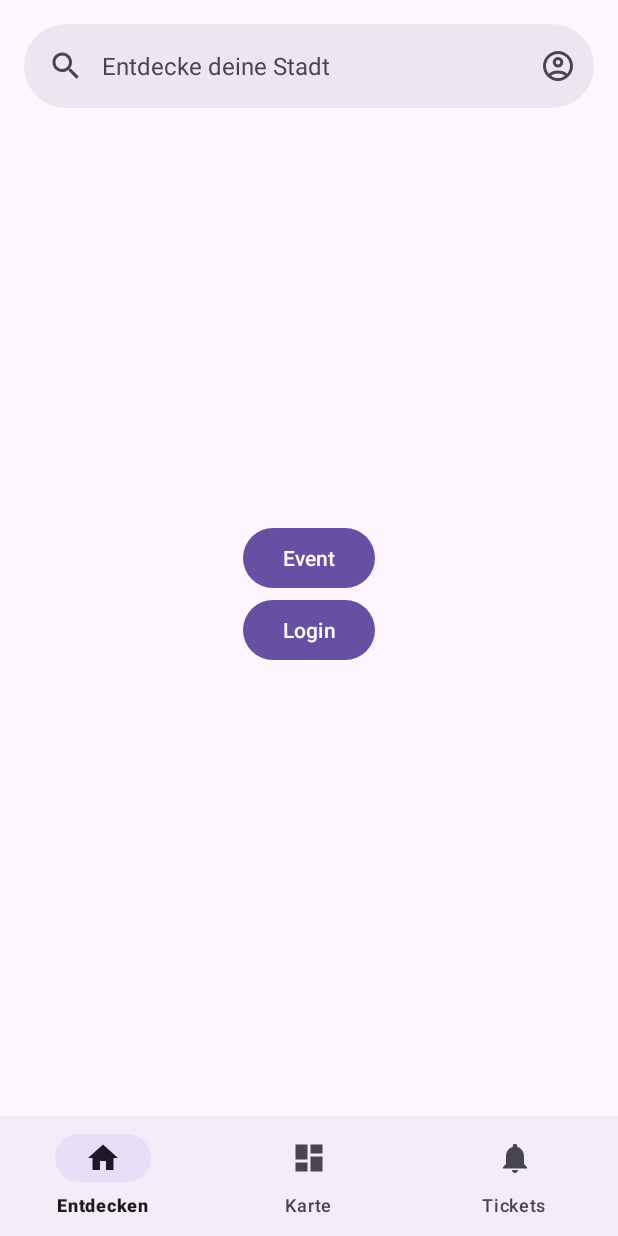
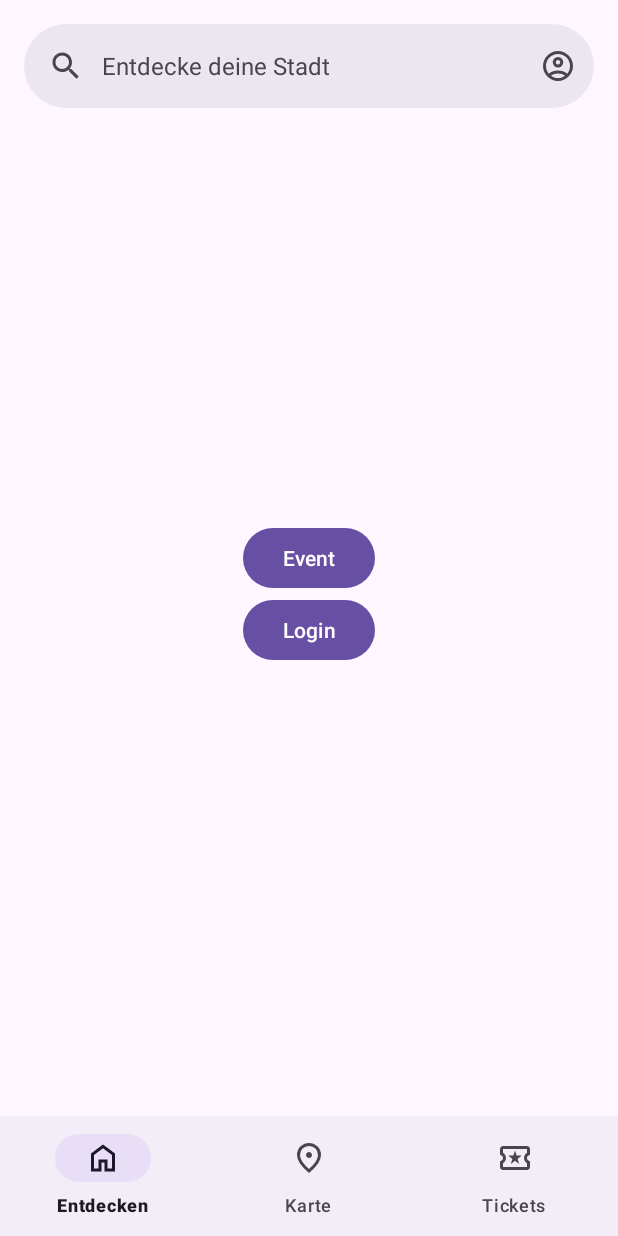
Before and after one commit to Sandlo/EventRadar, an Android app: the screen it shows after launch (MainActivity), on a phone screen of 412 x 824 dp. Run offline under Robolectric (Android 15) with nearby library versions, the phone set to English and light mode, and no system bars; our stand-ins replace navigation-ui.

Commit message:
Swap icons

```diff
--- a/app/src/main/res/drawable/ic_dashboard_black_24dp.xml
+++ /dev/null
@@ -1,9 +0,0 @@
-<vector xmlns:android="http://schemas.android.com/apk/res/android"
-    android:width="24dp"
-    android:height="24dp"
-    android:viewportWidth="24.0"
-    android:viewportHeight="24.0">
-    <path
-        android:fillColor="#FF000000"
-        android:pathData="M3,13h8L11,3L3,3v10zM3,21h8v-6L3,15v6zM13,21h8L21,11h-8v10zM13,3v6h8L21,3h-8z" />
-</vector>
--- /dev/null
+++ b/app/src/main/res/drawable/ic_home.xml
@@ -0,0 +1,9 @@
+<vector xmlns:android="http://schemas.android.com/apk/res/android"
+    android:width="24dp"
+    android:height="24dp"
+    android:viewportWidth="960"
+    android:viewportHeight="960">
+  <path
+      android:fillColor="#FF000000"
+      android:pathData="M240,760h120v-240h240v240h120v-360L480,220 240,400v360ZM160,840v-480l320,-240 320,240v480L520,840v-240h-80v240L160,840ZM480,490Z"/>
+</vector>
--- a/app/src/main/res/drawable/ic_home_black_24dp.xml
+++ /dev/null
@@ -1,9 +0,0 @@
-<vector xmlns:android="http://schemas.android.com/apk/res/android"
-    android:width="24dp"
-    android:height="24dp"
-    android:viewportWidth="24.0"
-    android:viewportHeight="24.0">
-    <path
-        android:fillColor="#FF000000"
-        android:pathData="M10,20v-6h4v6h5v-8h3L12,3 2,12h3v8z" />
-</vector>
--- /dev/null
+++ b/app/src/main/res/drawable/ic_local_activity.xml
@@ -0,0 +1,9 @@
+<vector xmlns:android="http://schemas.android.com/apk/res/android"
+    android:width="24dp"
+    android:height="24dp"
+    android:viewportWidth="960"
+    android:viewportHeight="960">
+  <path
+      android:fillColor="#FF000000"
+      android:pathData="m368,640 l112,-84 110,84 -42,-136 112,-88L524,416l-44,-136 -44,136L300,416l110,88 -42,136ZM160,800q-33,0 -56.5,-23.5T80,720v-135q0,-11 7,-19t18,-10q24,-8 39.5,-29t15.5,-47q0,-26 -15.5,-47T105,404q-11,-2 -18,-10t-7,-19v-135q0,-33 23.5,-56.5T160,160h640q33,0 56.5,23.5T880,240v135q0,11 -7,19t-18,10q-24,8 -39.5,29T800,480q0,26 15.5,47t39.5,29q11,2 18,10t7,19v135q0,33 -23.5,56.5T800,800L160,800ZM160,720h640v-102q-37,-22 -58.5,-58.5T720,480q0,-43 21.5,-79.5T800,342v-102L160,240v102q37,22 58.5,58.5T240,480q0,43 -21.5,79.5T160,618v102ZM480,480Z"/>
+</vector>
--- /dev/null
+++ b/app/src/main/res/drawable/ic_location_on.xml
@@ -0,0 +1,9 @@
+<vector xmlns:android="http://schemas.android.com/apk/res/android"
+    android:width="24dp"
+    android:height="24dp"
+    android:viewportWidth="960"
+    android:viewportHeight="960">
+  <path
+      android:fillColor="#FF000000"
+      android:pathData="M480,480q33,0 56.5,-23.5T560,400q0,-33 -23.5,-56.5T480,320q-33,0 -56.5,23.5T400,400q0,33 23.5,56.5T480,480ZM480,774q122,-112 181,-203.5T720,408q0,-109 -69.5,-178.5T480,160q-101,0 -170.5,69.5T240,408q0,71 59,162.5T480,774ZM480,880Q319,743 239.5,625.5T160,408q0,-150 96.5,-239T480,80q127,0 223.5,89T800,408q0,100 -79.5,217.5T480,880ZM480,400Z"/>
+</vector>
--- a/app/src/main/res/drawable/ic_notifications_black_24dp.xml
+++ /dev/null
@@ -1,9 +0,0 @@
-<vector xmlns:android="http://schemas.android.com/apk/res/android"
-    android:width="24dp"
-    android:height="24dp"
-    android:viewportWidth="24.0"
-    android:viewportHeight="24.0">
-    <path
-        android:fillColor="#FF000000"
-        android:pathData="M12,22c1.1,0 2,-0.9 2,-2h-4c0,1.1 0.89,2 2,2zM18,16v-5c0,-3.07 -1.64,-5.64 -4.5,-6.32L13.5,4c0,-0.83 -0.67,-1.5 -1.5,-1.5s-1.5,0.67 -1.5,1.5v0.68C7.63,5.36 6,7.92 6,11v5l-2,2v1h16v-1l-2,-2z" />
-</vector>
--- a/app/src/main/res/menu/bottom_nav_menu.xml
+++ b/app/src/main/res/menu/bottom_nav_menu.xml
@@ -2,17 +2,17 @@
 <menu xmlns:android="http://schemas.android.com/apk/res/android">
 
     <item
-        android:id="@+id/navigation_home"
-        android:icon="@drawable/ic_home_black_24dp"
+        android:id="@+id/navigation_discover"
+        android:icon="@drawable/ic_home"
         android:title="@string/title_discover" />
 
     <item
-        android:id="@+id/navigation_dashboard"
-        android:icon="@drawable/ic_dashboard_black_24dp"
+        android:id="@+id/navigation_map"
+        android:icon="@drawable/ic_location_on"
         android:title="@string/title_map" />
 
     <item
-        android:id="@+id/navigation_notifications"
-        android:icon="@drawable/ic_notifications_black_24dp"
+        android:id="@+id/navigation_tickets"
+        android:icon="@drawable/ic_local_activity"
         android:title="@string/title_tickets" />
 </menu>
--- a/app/src/main/res/navigation/mobile_navigation.xml
+++ b/app/src/main/res/navigation/mobile_navigation.xml
@@ -2,22 +2,22 @@
 <navigation xmlns:android="http://schemas.android.com/apk/res/android"
     xmlns:app="http://schemas.android.com/apk/res-auto"
     xmlns:tools="http://schemas.android.com/tools"
-    app:startDestination="@+id/navigation_home">
+    app:startDestination="@+id/navigation_discover">
 
     <fragment
-        android:id="@+id/navigation_home"
+        android:id="@+id/navigation_discover"
         android:name="com.example.eventradar.fragments.DiscoverFragment"
         android:label="@string/title_discover"
         tools:layout="@layout/fragment_discover" />
 
     <fragment
-        android:id="@+id/navigation_dashboard"
+        android:id="@+id/navigation_map"
         android:name="com.example.eventradar.fragments.MapFragment"
         android:label="@string/title_map"
         tools:layout="@layout/fragment_map" />
 
     <fragment
-        android:id="@+id/navigation_notifications"
+        android:id="@+id/navigation_tickets"
         android:name="com.example.eventradar.fragments.TicketsFragment"
         android:label="@string/title_tickets"
         tools:layout="@layout/fragment_tickets" />
```
